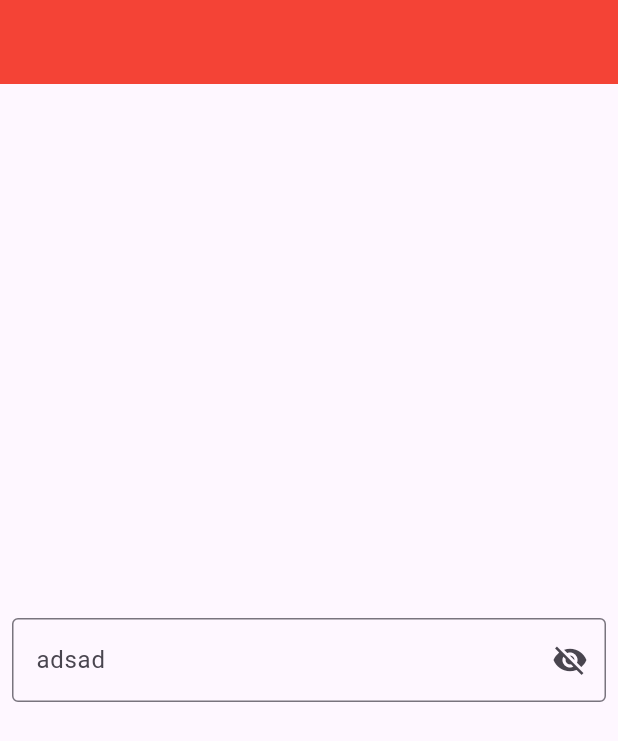
After one commit to muhammedbayhan/flutter_overview, a Flutter app: the screen it shows after launch, on a phone screen of 412 x 824 dp. The commit adds this screen. Shown: the top 741 px of the screen. Run offline on Flutter 3.47's test engine with Material 3 defaults, Android fonts, the phone set to English and light mode, and no system bars; our stand-ins replace dio, flutter_spinkit.

Commit message:
package,passwordTextfield,theme

```diff
--- /dev/null
+++ b/lib/202/textfield_password.dart
@@ -0,0 +1,41 @@
+import 'package:flutter/material.dart';
+
+class TextFieldPasswordView extends StatefulWidget {
+  TextFieldPasswordView({super.key,required this.hintText});
+ final String hintText;
+  @override
+  State<TextFieldPasswordView> createState() => _TextFieldPasswordViewState();
+}
+
+class _TextFieldPasswordViewState extends State<TextFieldPasswordView> {
+  bool showPassword = false;
+
+  void changeVisibility() {
+    setState(() {
+          showPassword = !showPassword;
+
+    });
+  }
+
+  @override
+  Widget build(BuildContext context) {
+    return Scaffold(
+      appBar: AppBar(),
+      body: Center(
+        child: Padding(
+          padding: EdgeInsets.all(8.0),
+          child: TextField(
+            obscureText: showPassword,
+           //obscuringCharacter: "#",
+            decoration: InputDecoration(
+                suffixIcon: showPassword == false
+                    ? IconButton(onPressed: changeVisibility, icon: Icon(Icons.visibility_off))
+                    :IconButton(onPressed: changeVisibility, icon: Icon(Icons.visibility)),
+                border: OutlineInputBorder(),
+                hintText: widget.hintText),
+          ),
+        ),
+      ),
+    );
+  }
+}
--- /dev/null
+++ b/lib/202/theme/light_theme.dart
@@ -0,0 +1,8 @@
+import 'package:flutter/material.dart';
+
+class LightTheme {
+
+  ThemeData theme=ThemeData(
+    appBarTheme: AppBarTheme(color: Colors.red)
+  );
+}
--- a/lib/main.dart
+++ b/lib/main.dart
@@ -18,8 +18,11 @@ import 'package:flutter_full_learn/101/9-padding_learn.dart';
 import 'package:flutter_full_learn/101/12-custom_widget_learn.dart';
 import 'package:flutter_full_learn/101/15-column_row_learn.dart';
 import 'package:flutter_full_learn/101/17-stateful_learn.dart';
+import 'package:flutter_full_learn/202/package_learn.dart';
 import 'package:flutter_full_learn/202/service/service_learn_view.dart';
 import 'package:flutter_full_learn/202/tab_learn.dart';
+import 'package:flutter_full_learn/202/textfield_password.dart';
+import 'package:flutter_full_learn/202/theme/light_theme.dart';
 import 'package:flutter_full_learn/example/color_life_cycle_demos.dart';
 import 'package:flutter_full_learn/example/colordemos.dart';
 import 'package:flutter_full_learn/example/example1.dart';
@@ -45,10 +48,11 @@ class MyApp extends StatelessWidget {
 
       title: 'Flutter Demo',// desc title
       debugShowCheckedModeBanner: false,
-      theme: ThemeData.dark().copyWith(
-        appBarTheme: AppBarTheme(centerTitle: true,)
-      ),
-      home:  ServiceLearnView(),
+      theme:LightTheme().theme,
+      //  ThemeData.dark().copyWith(
+      //   appBarTheme: AppBarTheme(centerTitle: true,)
+      // ),
+      home:  TextFieldPasswordView(hintText:  "adsad",),
     );
   }
 }
--- a/pubspec.yaml
+++ b/pubspec.yaml
@@ -31,6 +31,7 @@ dependencies:
   flutter:
     sdk: flutter
   dio: ^5.4.1
+  flutter_spinkit: ^5.2.0
 
   # The following adds the Cupertino Icons font to your application.
   # Use with the CupertinoIcons class for iOS style icons.
```
Also changed, not shown: lib/202/package_learn.dart (added, +23 -0 lines), pubspec.lock, 1 other file.
